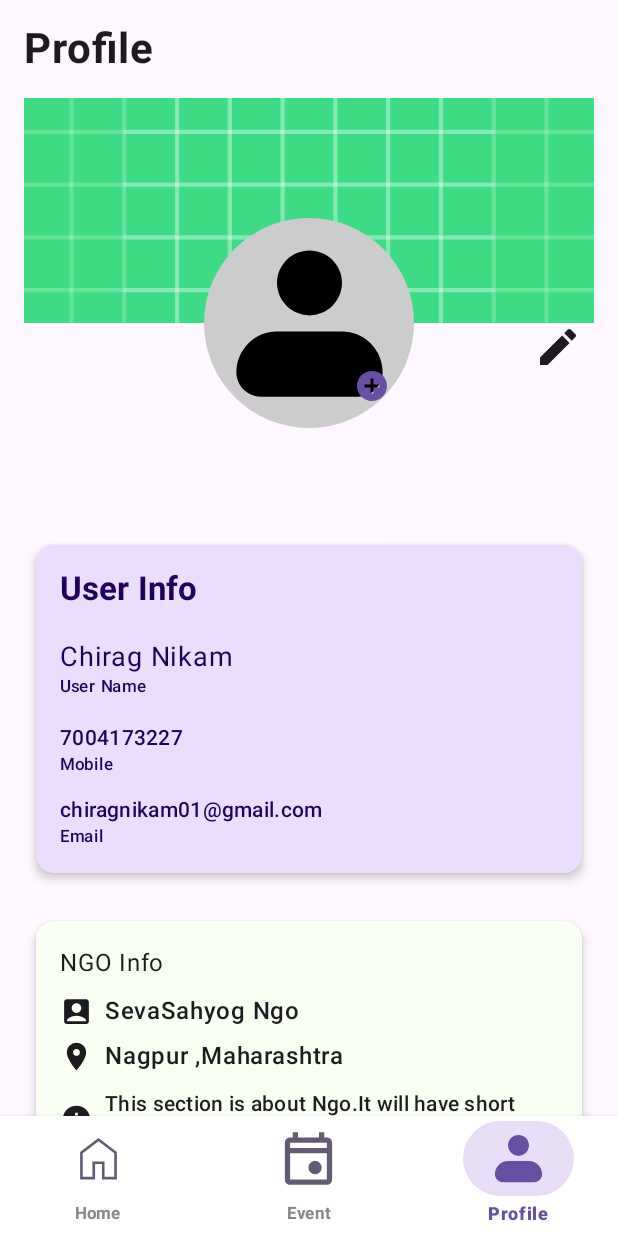
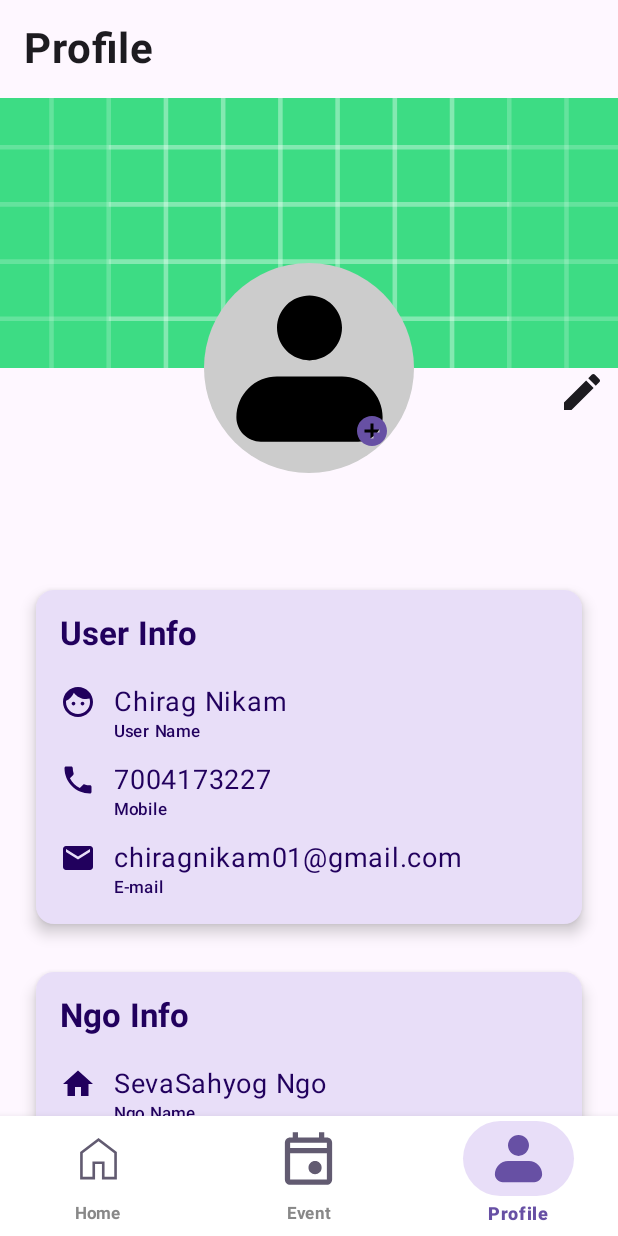
Before and after one commit to ChiragNikam/SevaSahyog, an Android app built with Jetpack Compose: the ProfileScreen screen opened through its navigation route, on a phone screen of 412 x 824 dp. Run offline under Robolectric (Android 15) with nearby library versions, the phone set to English and light mode, and no system bars.

Commit message:
ui - improvements

```diff
--- /dev/null
+++ b/app/src/main/java/com/learn/sevasahyog/common/Common.kt
@@ -0,0 +1,45 @@
+package com.learn.sevasahyog.common
+
+import androidx.compose.foundation.layout.Column
+import androidx.compose.foundation.layout.Row
+import androidx.compose.foundation.layout.Spacer
+import androidx.compose.foundation.layout.size
+import androidx.compose.foundation.layout.width
+import androidx.compose.material.icons.Icons
+import androidx.compose.material.icons.filled.Face
+import androidx.compose.material3.Icon
+import androidx.compose.material3.MaterialTheme
+import androidx.compose.material3.Text
+import androidx.compose.runtime.Composable
+import androidx.compose.ui.Modifier
+import androidx.compose.ui.graphics.vector.ImageVector
+import androidx.compose.ui.tooling.preview.Preview
+import androidx.compose.ui.unit.dp
+import androidx.compose.ui.unit.sp
+
+@Composable
+fun DataViewInCard(
+    modifier: Modifier = Modifier,
+    info: String,
+    infoDesc: String,
+    image: ImageVector,
+    contentDesc: String = ""
+) {
+    Row (modifier = modifier){
+        Icon(modifier = Modifier.size(24.dp), imageVector = image, contentDescription = contentDesc)
+        Spacer(modifier = Modifier.width(12.dp))
+        Column {
+            Text(
+                text = info,
+                fontSize = 18.sp
+            )
+            Text(text = infoDesc, style = MaterialTheme.typography.labelSmall)
+        }
+    }
+}
+
+@Preview
+@Composable
+private fun DataViewInCardPrev() {
+    DataViewInCard(image = Icons.Filled.Face, info = "Chirag Nikam", infoDesc = "Name", )
+}
--- a/app/src/main/java/com/learn/sevasahyog/ngo_home/domain/ProfileViewModel.kt
+++ b/app/src/main/java/com/learn/sevasahyog/ngo_home/domain/ProfileViewModel.kt
@@ -1,4 +1,7 @@
 package com.learn.sevasahyog.ngo_home.domain
 
-class ProfileViewModel {
+import androidx.lifecycle.ViewModel
+
+class ProfileViewModel: ViewModel() {
+
 }
--- a/app/src/main/java/com/learn/sevasahyog/ngo_home/presentation/ProfileScreen.kt
+++ b/app/src/main/java/com/learn/sevasahyog/ngo_home/presentation/ProfileScreen.kt
@@ -9,14 +9,21 @@ import androidx.compose.foundation.shape.CircleShape
 import androidx.compose.foundation.text.ClickableText
 import androidx.compose.foundation.verticalScroll
 import androidx.compose.material.icons.Icons
+import androidx.compose.material.icons.automirrored.filled.ExitToApp
+import androidx.compose.material.icons.automirrored.filled.List
 import androidx.compose.material.icons.filled.AccountBox
 import androidx.compose.material.icons.filled.Add
 import androidx.compose.material.icons.filled.AddCircle
 import androidx.compose.material.icons.filled.CheckCircle
 import androidx.compose.material.icons.filled.Edit
+import androidx.compose.material.icons.filled.Email
+import androidx.compose.material.icons.filled.ExitToApp
+import androidx.compose.material.icons.filled.Face
+import androidx.compose.material.icons.filled.Home
 import androidx.compose.material.icons.filled.Info
 import androidx.compose.material.icons.filled.List
 import androidx.compose.material.icons.filled.LocationOn
+import androidx.compose.material.icons.filled.Phone
 import androidx.compose.material.icons.filled.Place
 import androidx.compose.material3.*
 import androidx.compose.runtime.Composable
@@ -38,12 +45,14 @@ import androidx.compose.ui.text.TextStyle
 import androidx.compose.ui.text.font.FontStyle
 import androidx.compose.ui.text.font.FontWeight
 import androidx.compose.ui.text.style.TextDecoration
+import androidx.compose.ui.text.style.TextOverflow
 import androidx.compose.ui.tooling.preview.Preview
 import androidx.compose.ui.unit.dp
 import androidx.compose.ui.unit.sp
 import androidx.navigation.NavController
 import androidx.navigation.compose.rememberNavController
 import com.learn.sevasahyog.R
+import com.learn.sevasahyog.common.DataViewInCard
 
 @Composable
 fun ProfileScreen(navController: NavController) {
@@ -53,9 +62,10 @@ fun ProfileScreen(navController: NavController) {
             .verticalScroll(rememberScrollState())
             .background(MaterialTheme.colorScheme.background)
     ) {
+        Column {
             Column(
                 modifier = Modifier
-                .padding(16.dp)
+                    .padding(start = 16.dp, top = 16.dp)
             ) {
                 Text(
                     text = "Profile",
@@ -63,11 +73,20 @@ fun ProfileScreen(navController: NavController) {
                     fontWeight = FontWeight(700)
                 )
                 Spacer(modifier = Modifier.height(16.dp))
+            }
 
-            UserProfileImage()
+            UserProfileImage(
+                modifier = Modifier
+                    .fillMaxWidth()
+                    .height(250.dp)
+            )
 
             Spacer(modifier = Modifier.height(70.dp))
 
+            Column(
+                modifier = Modifier
+                    .padding(horizontal = 16.dp)
+            ) {
                 userInfoCard(
                     userName = "Chirag Nikam",
                     userMobile = "7004173227",
@@ -87,23 +106,34 @@ fun ProfileScreen(navController: NavController) {
                 Spacer(modifier = Modifier.height(32.dp))
 
                 Button(
-                onClick = { /* Handle save action */ },
+                    onClick = { },
                     modifier = Modifier
                         .fillMaxSize()
                         .align(Alignment.CenterHorizontally),
+                    colors = ButtonColors(
+                        contentColor = MaterialTheme.colorScheme.onSecondary,
+                        containerColor = MaterialTheme.colorScheme.secondary,
+                        disabledContentColor = MaterialTheme.colorScheme.onTertiary,
+                        disabledContainerColor = MaterialTheme.colorScheme.onTertiaryContainer
+                    )
                 ) {
-                Text("Logout", fontSize = 16.sp)
+                    Row(verticalAlignment = Alignment.CenterVertically) {
+                        Text("Sign out", fontSize = 16.sp)
+                        Spacer(modifier = Modifier.width(12.dp))
+                        Icon(imageVector = Icons.AutoMirrored.Filled.ExitToApp, contentDescription = "sign out")
+                    }
+                }
+
+                Spacer(modifier = Modifier.height(32.dp))
             }
         }
     }
 }
 
 @Composable
-fun UserProfileImage() {
+fun UserProfileImage(modifier: Modifier = Modifier) {
     Box(
-        modifier = Modifier
-            .fillMaxWidth()
-            .height(220.dp)
+        modifier = modifier
     ) {
         Image(
             painter = painterResource(id = R.drawable.ic_launcher_background),
@@ -172,10 +202,10 @@ fun userInfoCard(userName: String, userMobile: String, userEmail: String) {
         modifier = Modifier
             .fillMaxSize()
             .padding(8.dp),
-        elevation = CardDefaults.cardElevation(4.dp),
+        elevation = CardDefaults.cardElevation(6.dp),
         colors = CardColors(
             contentColor = MaterialTheme.colorScheme.onPrimaryContainer,
-            containerColor = MaterialTheme.colorScheme.primaryContainer,
+            containerColor = MaterialTheme.colorScheme.secondaryContainer,
             disabledContentColor = Color.White,
             disabledContainerColor = Color.White
         )
@@ -190,31 +220,18 @@ fun userInfoCard(userName: String, userMobile: String, userEmail: String) {
                 fontSize = 22.sp,
                 fontWeight = FontWeight.Bold
             )
+
             Spacer(modifier = Modifier.height(20.dp))
-            Text(
-                text = userName,
-                fontSize = 18.sp
-            )
-            Text(text = "User Name", style = MaterialTheme.typography.labelSmall)
+
+            DataViewInCard(info = userName, infoDesc = "User Name", image = Icons.Filled.Face)
 
             Spacer(modifier = Modifier.height(12.dp))
 
-            Text(
-                text = userMobile,
-                style = MaterialTheme.typography.bodyMedium,
-                fontWeight = FontWeight.Medium,
-                modifier = Modifier.padding(top = 4.dp)
-            )
-            Text(text = "Mobile", style = MaterialTheme.typography.labelSmall)
+            DataViewInCard(info = userMobile, infoDesc = "Mobile", image = Icons.Filled.Phone)
 
             Spacer(modifier = Modifier.height(12.dp))
 
-            Text(
-                text = userEmail,
-                style = MaterialTheme.typography.bodyMedium,
-                fontWeight = FontWeight.Medium
-            )
-            Text(text = "Email", style = MaterialTheme.typography.labelSmall)
+            DataViewInCard(info = userEmail, infoDesc = "E-mail", image = Icons.Filled.Email)
         }
     }
 }
@@ -226,44 +243,55 @@ fun NgoInfoCard(ngoName: String, ngoLocation: String, aboutNgo: String, ngoDescr
 
     Card(
         modifier = Modifier
-            .fillMaxWidth()
+            .fillMaxSize()
             .padding(8.dp),
-        elevation = CardDefaults.cardElevation(4.dp)
+        elevation = CardDefaults.cardElevation(6.dp),
+        colors = CardColors(
+            contentColor = MaterialTheme.colorScheme.onPrimaryContainer,
+            containerColor = MaterialTheme.colorScheme.secondaryContainer,
+            disabledContentColor = Color.White,
+            disabledContainerColor = Color.White
+        )
     ) {
         Column(
             modifier = Modifier
-                .background(Color(0xFFF9FFF3))
                 .padding(16.dp)
         ) {
             Text(
-                text = "NGO Info",
-                style = MaterialTheme.typography.bodyLarge
+                text = "Ngo Info",
+                style = MaterialTheme.typography.labelLarge,
+                fontSize = 22.sp,
+                fontWeight = FontWeight.Bold
             )
-            Spacer(modifier = Modifier.height(8.dp))
 
-            InfoRow(
-                text = ngoName,
-                imageVector = Icons.Default.AccountBox
+            Spacer(modifier = Modifier.height(20.dp))
+
+            DataViewInCard(info = ngoName, infoDesc = "Ngo Name", image = Icons.Filled.Home)
+
+            Spacer(modifier = Modifier.height(12.dp))
+
+            DataViewInCard(
+                info = ngoLocation,
+                infoDesc = "Location",
+                image = Icons.Filled.LocationOn
             )
+
             Spacer(modifier = Modifier.height(6.dp))
-            InfoRow(
-                text = ngoLocation,
-                imageVector = Icons.Default.Place
-            )
-            Spacer(modifier = Modifier.height(6.dp))
+
             ExpandableInfoRow(
                 text = aboutNgo,
                 expanded = isAboutNgoExpanded,
                 onToggleExpand = { isAboutNgoExpanded = !isAboutNgoExpanded },
                 imageVector = Icons.Default.Info
             )
+
             Spacer(modifier = Modifier.height(6.dp))
 
             ExpandableInfoRow(
                 text = ngoDescription,
                 expanded = isNgoDescriptionExpanded,
                 onToggleExpand = { isNgoDescriptionExpanded = !isNgoDescriptionExpanded },
-                imageVector = Icons.Default.List
+                imageVector = Icons.AutoMirrored.Filled.List
             )
         }
     }
@@ -294,28 +322,33 @@ fun ExpandableInfoRow(
     imageVector: ImageVector
 ) {
     Column {
-        Row(verticalAlignment = Alignment.CenterVertically) {
+        Row {
             Icon(
                 imageVector = imageVector,
                 contentDescription = null,
-                modifier = Modifier.size(22.dp)
+                modifier = Modifier
+                    .padding(top = 8.dp)
+                    .size(22.dp)
             )
             Spacer(modifier = Modifier.width(8.dp))
             Text(
-                text = if (expanded) text else text.take(100) + if (text.length > 100) "..." else "",
+                text = text,
                 style = MaterialTheme.typography.bodyMedium,
                 fontWeight = FontWeight.Medium,
                 modifier = Modifier
                     .padding(vertical = 4.dp)
-                    .clickable(onClick = onToggleExpand)
+                    .clickable(onClick = onToggleExpand),
+                maxLines = 2,
+                overflow = TextOverflow.Visible
             )
         }
         if (text.length > 100) {
             Text(
                 text = if (expanded) "Read less" else "Read more",
-                style = MaterialTheme.typography.bodySmall.copy(color = Color.Blue),
+                style = MaterialTheme.typography.bodySmall.copy(color = MaterialTheme.colorScheme.onSecondaryContainer),
                 modifier = Modifier
                     .clickable(onClick = onToggleExpand)
+                    .padding(horizontal = 8.dp)
                     .align(Alignment.End)
             )
         }
```
Lines whose indentation alone changed are shown as unchanged.
